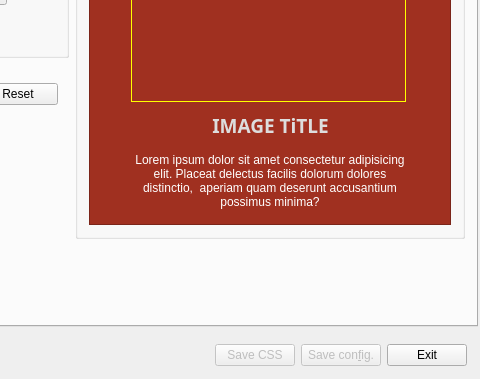
Before: the Qt Designer form src/falcong.ui in solyoma/falconG, drawn with Qt 5; both pictures show x 273 to 753 and y 535 to 914 of the 753 by 914 pixel window.
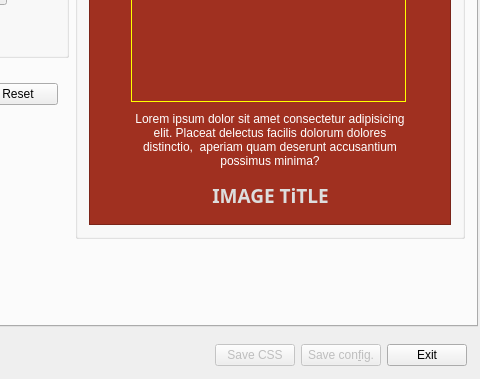
After: the same form once the commit is applied. The open tabs and pages were chosen to show the change. Icons and pictures are not drawn. Custom widgets are drawn as their Qt base class.

```diff
--- a/src/falcong.ui
+++ b/src/falcong.ui
@@ -2404,50 +2404,6 @@
                 <enum>QFrame::Raised</enum>
                </property>
                <layout class="QGridLayout" name="gridLayout_14">
-                <item row="2" column="1">
-                 <widget class="QPushButton" name="btnAlbumTitle">
-                  <property name="font">
-                   <font>
-                    <family>Monotype Corsiva</family>
-                    <pointsize>16</pointsize>
-                    <weight>75</weight>
-                    <bold>true</bold>
-                   </font>
-                  </property>
-                  <property name="styleSheet">
-                   <string notr="true">QPushButton {
-color:#fff;
-font-family:&quot;Monotype Corsiva&quot;;
-font-size:16pt;
-font-weight:bold;
-}</string>
-                  </property>
-                  <property name="text">
-                   <string>Album Title</string>
-                  </property>
-                  <property name="flat">
-                   <bool>true</bool>
-                  </property>
-                 </widget>
-                </item>
-                <item row="3" column="1">
-                 <widget class="QPushButton" name="btnAlbumDesc">
-                  <property name="styleSheet">
-                   <string notr="true">QPushButton {
-color:#fff
-}</string>
-                  </property>
-                  <property name="text">
-                   <string>Lorem ipsum dolor sit amet consectetur adipisicing
-elit. Placeat delectus facilis dolorum dolores
-distinctio, aperiam quam deserunt accusantium
-possimus minima?</string>
-                  </property>
-                  <property name="flat">
-                   <bool>true</bool>
-                  </property>
-                 </widget>
-                </item>
                 <item row="4" column="1">
                  <widget class="QPushButton" name="btnSection">
                   <property name="font">
@@ -2474,8 +2430,8 @@
                   </property>
                  </widget>
                 </item>
-                <item row="7" column="1">
-                 <widget class="QPushButton" name="btnImageDesc">
+                <item row="3" column="1">
+                 <widget class="QPushButton" name="btnAlbumDesc">
                   <property name="styleSheet">
                    <string notr="true">QPushButton {
 color:#fff
@@ -2484,7 +2440,7 @@
                   <property name="text">
                    <string>Lorem ipsum dolor sit amet consectetur adipisicing
 elit. Placeat delectus facilis dolorum dolores
-distinctio,  aperiam quam deserunt accusantium
+distinctio, aperiam quam deserunt accusantium
 possimus minima?</string>
                   </property>
                   <property name="flat">
@@ -2492,6 +2448,32 @@
                   </property>
                  </widget>
                 </item>
+                <item row="2" column="1">
+                 <widget class="QPushButton" name="btnAlbumTitle">
+                  <property name="font">
+                   <font>
+                    <family>Monotype Corsiva</family>
+                    <pointsize>16</pointsize>
+                    <weight>75</weight>
+                    <bold>true</bold>
+                   </font>
+                  </property>
+                  <property name="styleSheet">
+                   <string notr="true">QPushButton {
+color:#fff;
+font-family:&quot;Monotype Corsiva&quot;;
+font-size:16pt;
+font-weight:bold;
+}</string>
+                  </property>
+                  <property name="text">
+                   <string>Album Title</string>
+                  </property>
+                  <property name="flat">
+                   <bool>true</bool>
+                  </property>
+                 </widget>
+                </item>
                 <item row="5" column="1">
                  <widget class="QToolButton" name="btnImage">
                   <property name="sizePolicy">
@@ -2532,71 +2514,6 @@
                   </property>
                  </widget>
                 </item>
-                <item row="6" column="1">
-                 <layout class="QHBoxLayout" name="horizontalLayout_15">
-                  <item>
-                   <widget class="QPushButton" name="btnIconToTop">
-                    <property name="text">
-                     <string/>
-                    </property>
-                    <property name="icon">
-                     <iconset resource="falcong.qrc">
-                      <normaloff>:/icon/Resources/up-icon.png</normaloff>:/icon/Resources/up-icon.png</iconset>
-                    </property>
-                    <property name="flat">
-                     <bool>true</bool>
-                    </property>
-                   </widget>
-                  </item>
-                  <item>
-                   <widget class="QPushButton" name="btnImageTitle">
-                    <property name="font">
-                     <font>
-                      <family>Rage Italic</family>
-                      <pointsize>14</pointsize>
-                      <weight>75</weight>
-                      <bold>true</bold>
-                     </font>
-                    </property>
-                    <property name="styleSheet">
-                     <string notr="true">QPushButton {
-color:#ddd;
-text-shadow: 0px 0px 20px #aaa;
-font-family: &quot;Rage Italic&quot;;
-font-size:14pt;
-font-weight: bold;
-}</string>
-                    </property>
-                    <property name="text">
-                     <string>IMAGE TiTLE</string>
-                    </property>
-                    <property name="flat">
-                     <bool>true</bool>
-                    </property>
-                   </widget>
-                  </item>
-                  <item>
-                   <widget class="QPushButton" name="btnDescription">
-                    <property name="text">
-                     <string/>
-                    </property>
-                    <property name="icon">
-                     <iconset resource="falcong.qrc">
-                      <normaloff>:/icon/Resources/content-icon.png</normaloff>:/icon/Resources/content-icon.png</iconset>
-                    </property>
-                    <property name="iconSize">
-                     <size>
-                      <width>32</width>
-                      <height>32</height>
-                     </size>
-                    </property>
-                    <property name="flat">
-                     <bool>true</bool>
-                    </property>
-                   </widget>
-                  </item>
-                 </layout>
-                </item>
                 <item row="1" column="0" colspan="3">
                  <layout class="QHBoxLayout" name="horizontalLayout_13" stretch="0,1,1,9999">
                   <item>
@@ -2788,12 +2705,95 @@
                   </item>
                  </layout>
                 </item>
+                <item row="7" column="1">
+                 <layout class="QHBoxLayout" name="horizontalLayout_15">
+                  <item>
+                   <widget class="QPushButton" name="btnIconToTop">
+                    <property name="text">
+                     <string/>
+                    </property>
+                    <property name="icon">
+                     <iconset resource="falcong.qrc">
+                      <normaloff>:/icon/Resources/up-icon.png</normaloff>:/icon/Resources/up-icon.png</iconset>
+                    </property>
+                    <property name="flat">
+                     <bool>true</bool>
+                    </property>
+                   </widget>
+                  </item>
+                  <item>
+                   <widget class="QPushButton" name="btnImageTitle">
+                    <property name="font">
+                     <font>
+                      <family>Rage Italic</family>
+                      <pointsize>14</pointsize>
+                      <weight>75</weight>
+                      <bold>true</bold>
+                     </font>
+                    </property>
+                    <property name="styleSheet">
+                     <string notr="true">QPushButton {
+color:#ddd;
+text-shadow: 0px 0px 20px #aaa;
+font-family: &quot;Rage Italic&quot;;
+font-size:14pt;
+font-weight: bold;
+}</string>
+                    </property>
+                    <property name="text">
+                     <string>IMAGE TiTLE</string>
+                    </property>
+                    <property name="flat">
+                     <bool>true</bool>
+                    </property>
+                   </widget>
+                  </item>
+                  <item>
+                   <widget class="QPushButton" name="btnDescription">
+                    <property name="text">
+                     <string/>
+                    </property>
+                    <property name="icon">
+                     <iconset resource="falcong.qrc">
+                      <normaloff>:/icon/Resources/content-icon.png</normaloff>:/icon/Resources/content-icon.png</iconset>
+                    </property>
+                    <property name="iconSize">
+                     <size>
+                      <width>32</width>
+                      <height>32</height>
+                     </size>
+                    </property>
+                    <property name="flat">
+                     <bool>true</bool>
+                    </property>
+                   </widget>
+                  </item>
+                 </layout>
+                </item>
+                <item row="6" column="1">
+                 <widget class="QPushButton" name="btnImageDesc">
+                  <property name="styleSheet">
+                   <string notr="true">QPushButton {
+color:#fff
+}</string>
+                  </property>
+                  <property name="text">
+                   <string>Lorem ipsum dolor sit amet consectetur adipisicing
+elit. Placeat delectus facilis dolorum dolores
+distinctio,  aperiam quam deserunt accusantium
+possimus minima?</string>
+                  </property>
+                  <property name="flat">
+                   <bool>true</bool>
+                  </property>
+                 </widget>
+                </item>
                </layout>
                <zorder>btnImage</zorder>
                <zorder>btnAlbumDesc</zorder>
-               <zorder>btnImageDesc</zorder>
                <zorder>btnSection</zorder>
                <zorder>btnAlbumTitle</zorder>
+               <zorder>btnImageDesc</zorder>
               </widget>
              </item>
             </layout>
```
